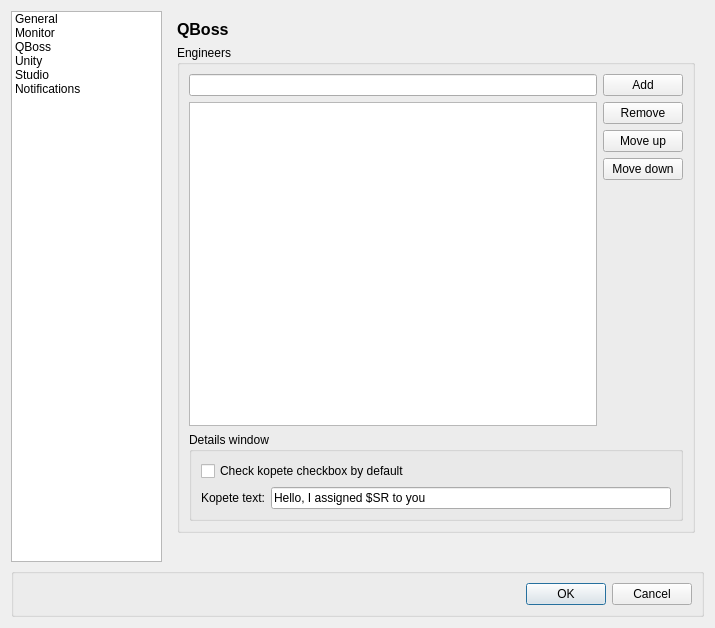
The window that ui/configdialog.ui (bochi/kueue) describes before a commit, drawn with Qt 5.
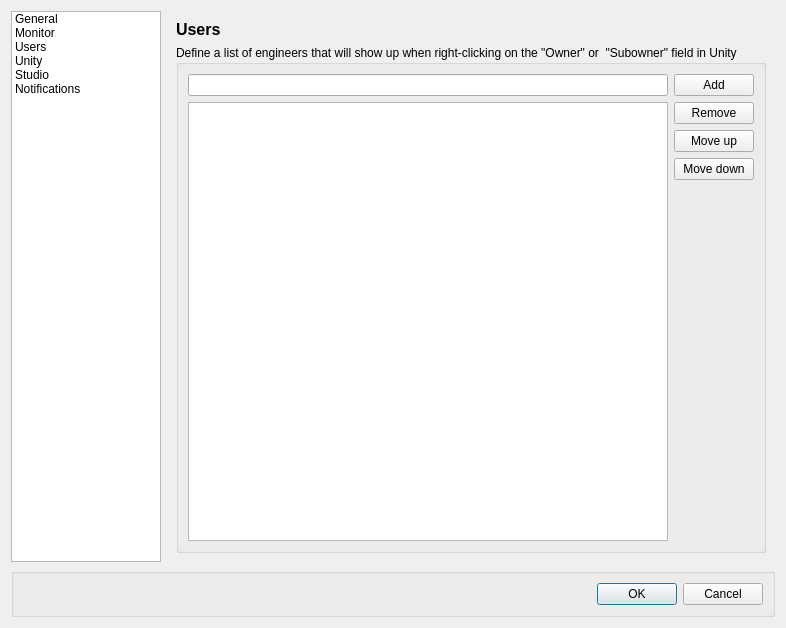
The same window after the commit. The open tabs and pages were chosen to show the change. Icons and pictures are not drawn.

Commit message: remove kopete

What changed in the file:
```diff
--- a/ui/configdialog.ui
+++ b/ui/configdialog.ui
@@ -79,11 +79,11 @@
      </item>
      <item>
       <property name="text">
-       <string>QBoss</string>
+       <string>Users</string>
       </property>
       <property name="icon">
        <iconset resource="../kueue.qrc">
-        <normaloff>:/icons/conf/qboss.png</normaloff>:/icons/conf/qboss.png</iconset>
+        <normaloff>:/icons/conf/targets.png</normaloff>:/icons/conf/targets.png</iconset>
       </property>
      </item>
      <item>
@@ -526,19 +526,35 @@
           </font>
          </property>
          <property name="text">
-          <string>QBoss</string>
+          <string>Users</string>
          </property>
         </widget>
        </item>
        <item row="2" column="0" colspan="2">
         <widget class="QGroupBox" name="qbossEngineersGroupBox">
          <property name="title">
-          <string>Engineers</string>
+          <string>Define a list of engineers that will show up when right-clicking on the &quot;Owner&quot; or  &quot;Subowner&quot; field in Unity</string>
          </property>
          <layout class="QGridLayout" name="gridLayout_30">
           <item row="0" column="0">
            <widget class="QLineEdit" name="engineerLineEdit"/>
           </item>
+          <item row="1" column="0" rowspan="2">
+           <widget class="QListWidget" name="cfg_engineerList"/>
+          </item>
+          <item row="2" column="1">
+           <spacer name="verticalSpacer_4">
+            <property name="orientation">
+             <enum>Qt::Vertical</enum>
+            </property>
+            <property name="sizeHint" stdset="0">
+             <size>
+              <width>20</width>
+              <height>266</height>
+             </size>
+            </property>
+           </spacer>
+          </item>
           <item row="0" column="1" rowspan="2">
            <layout class="QGridLayout" name="gridLayout_22">
             <item row="0" column="0">
@@ -587,87 +603,9 @@
             </item>
            </layout>
           </item>
-          <item row="2" column="1">
-           <spacer name="verticalSpacer_4">
-            <property name="orientation">
-             <enum>Qt::Vertical</enum>
-            </property>
-            <property name="sizeHint" stdset="0">
-             <size>
-              <width>20</width>
-              <height>266</height>
-             </size>
-            </property>
-           </spacer>
-          </item>
-          <item row="1" column="0" rowspan="2">
-           <widget class="QListWidget" name="cfg_engineerList"/>
-          </item>
-          <item row="3" column="0" colspan="2">
-           <widget class="QGroupBox" name="qbossDetailsGroupBox">
-            <property name="title">
-             <string>Details window</string>
-            </property>
-            <layout class="QGridLayout" name="gridLayout_8">
-             <item row="0" column="0">
-              <widget class="QCheckBox" name="cfg_checkKopete">
-               <property name="enabled">
-                <bool>true</bool>
-               </property>
-               <property name="text">
-                <string>Check kopete checkbox by default</string>
-               </property>
-              </widget>
-             </item>
-             <item row="1" column="0">
-              <layout class="QHBoxLayout" name="horizontalLayout">
-               <item>
-                <widget class="QLabel" name="kopeteLabel">
-                 <property name="sizePolicy">
-                  <sizepolicy hsizetype="Maximum" vsizetype="Preferred">
-                   <horstretch>0</horstretch>
-                   <verstretch>0</verstretch>
-                  </sizepolicy>
-                 </property>
-                 <property name="text">
-                  <string>Kopete text:</string>
-                 </property>
-                </widget>
-               </item>
-               <item>
-                <widget class="QLineEdit" name="cfg_kopeteText">
-                 <property name="sizePolicy">
-                  <sizepolicy hsizetype="Minimum" vsizetype="Fixed">
-                   <horstretch>0</horstretch>
-                   <verstretch>0</verstretch>
-                  </sizepolicy>
-                 </property>
-                 <property name="text">
-                  <string>Hello, I assigned $SR to you</string>
-                 </property>
-                </widget>
-               </item>
-              </layout>
-             </item>
-            </layout>
-           </widget>
-          </item>
          </layout>
         </widget>
        </item>
-       <item row="3" column="0">
-        <spacer name="verticalSpacer_7">
-         <property name="orientation">
-          <enum>Qt::Vertical</enum>
-         </property>
-         <property name="sizeHint" stdset="0">
-          <size>
-           <width>20</width>
-           <height>40</height>
-          </size>
-         </property>
-        </spacer>
-       </item>
       </layout>
      </widget>
      <widget class="QWidget" name="page_3">
```
The commit also changes 7 other files.
